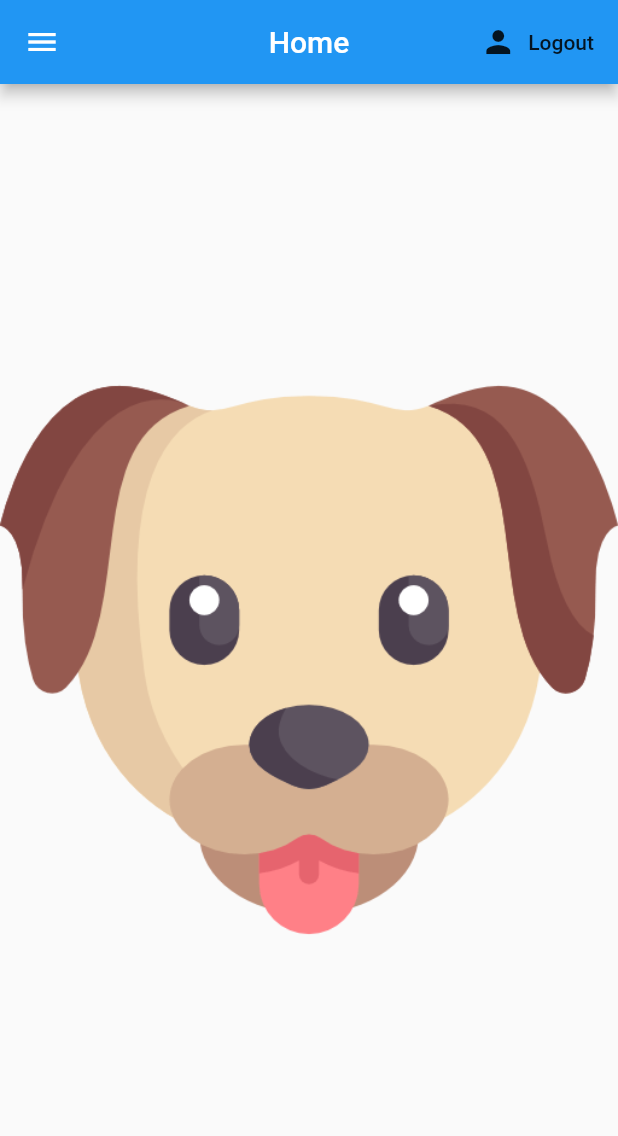
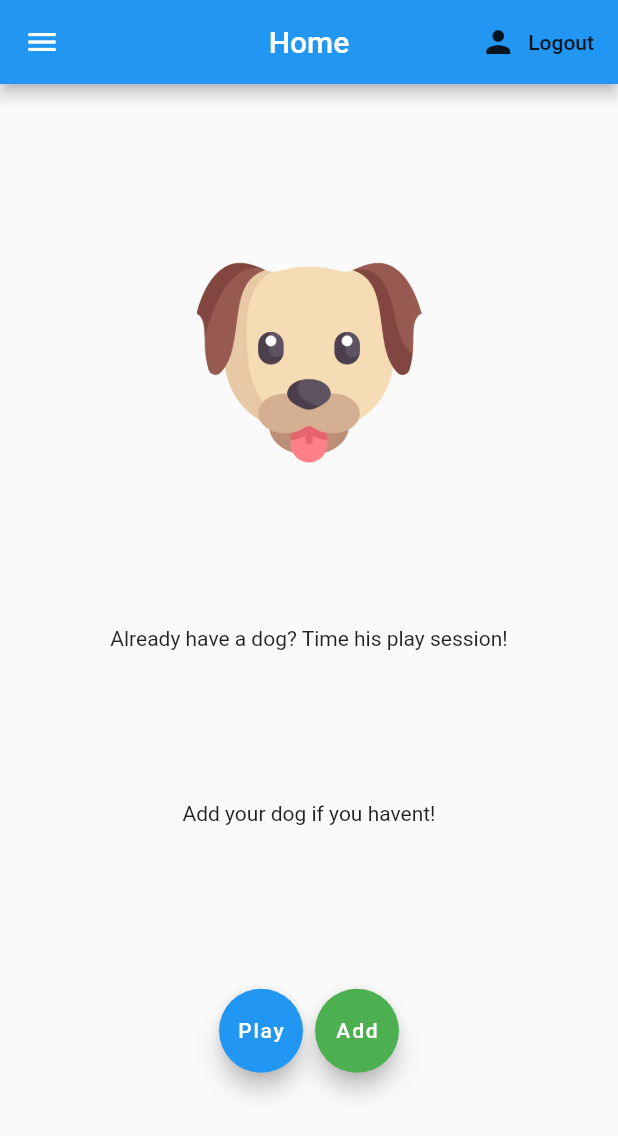
Before and after one commit to bofomiso/CSCI567-S20-FinalProject, a Flutter app: the screen it shows once a user with an empty profile is signed in, on a phone screen of 412 x 824 dp. Shown: the top 1136 px of the screen. Run offline on Flutter 3.47's test engine with Material 2 defaults, Android fonts, the phone set to English and light mode, and no system bars; our stand-ins replace cloud_firestore, firebase_auth, firebase_storage, flutter_spinkit, geolocator, google_maps_flutter and 1 more; missing offline and left inert: search_map_place; accounts and stored records are empty.

Commit message:
pics profile,play,logs

```diff
--- a/dogapp/lib/screens/home/home.dart
+++ b/dogapp/lib/screens/home/home.dart
@@ -97,11 +97,60 @@ class _HomeState extends State<Home> {
           ],
         ),
       ),
-      body: Center(
-        child: Image.asset('assets/dog.png'),
+      body: Container(
+        padding: EdgeInsets.only(top:10.0),
+        child: Row(
+          crossAxisAlignment: CrossAxisAlignment.center,
+          mainAxisSize: MainAxisSize.max,
+          mainAxisAlignment: MainAxisAlignment.center,
+          children: <Widget>[
+            Column(
+              crossAxisAlignment: CrossAxisAlignment.center,
+              mainAxisAlignment: MainAxisAlignment.spaceEvenly,
+              children: <Widget>[
+                // Text(
+                //   'Doggo',
+                //    style: TextStyle(
+                //      fontSize: 49,
+                //    ),
+                // ),
+                Image.asset('assets/dog.png',
+                height: 150,
+                width: 150,
+                ),
+                Text('Already have a dog? Time his play session!'),
+                Text('Add your dog if you havent!'),
+                Row(
+                  mainAxisAlignment: MainAxisAlignment.spaceBetween,
+                  children: <Widget>[
+                    ButtonBar(
+                      children: <Widget>[
+                       FloatingActionButton(
+                        onPressed: null,
+                        child: Text('Play'),
+                        heroTag: 'button5',
+                      ),
+                        FloatingActionButton(
+                          onPressed: null,
+                          child: Text('Add'),
+                          heroTag: 'button6',
+                          backgroundColor: Colors.green,
+                        ),
+                      ],
+                    ),
+
+
+                  ],
+                )
+              ],
+            ),
+          ],
+        ),
       ),
     );
   }
+
+  //child: Image.asset('assets/dog.png'),
 
     void userIdFunction(context) async{
 
--- a/dogapp/pubspec.yaml
+++ b/dogapp/pubspec.yaml
@@ -35,6 +35,7 @@ dependencies:
   image_picker: ^0.6.6+1
   path: ^1.6.4
   firebase_storage: ^3.1.5
+
 
 
 
```
Also changed, not shown: dogapp/lib/chooselog.dart (+15 -3 lines), dogapp/lib/screens/choosedog.dart (+16 -3 lines), dogapp/lib/screens/profile.dart (+14 -1 lines).
